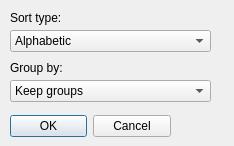
Before: the Qt Designer form layer_sorting_dialog_base.ui in vermeulendivan/layer-sorting, drawn with Qt 5.
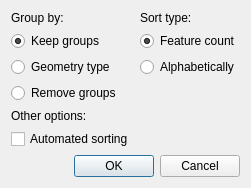
After: the same form once the commit is applied.

Commit message: Made updates to the ui. Radio buttons is now used

```diff
--- a/layer_sorting_dialog_base.ui
+++ b/layer_sorting_dialog_base.ui
@@ -6,95 +6,109 @@
    <rect>
     <x>0</x>
     <y>0</y>
-    <width>234</width>
-    <height>146</height>
+    <width>227</width>
+    <height>171</height>
    </rect>
   </property>
   <property name="windowTitle">
    <string>Layer sorting</string>
   </property>
-  <widget class="QDialogButtonBox" name="button_box">
-   <property name="geometry">
-    <rect>
-     <x>10</x>
-     <y>110</y>
-     <width>161</width>
-     <height>32</height>
-    </rect>
-   </property>
-   <property name="orientation">
-    <enum>Qt::Horizontal</enum>
-   </property>
-   <property name="standardButtons">
-    <set>QDialogButtonBox::Cancel|QDialogButtonBox::Ok</set>
-   </property>
-  </widget>
-  <widget class="QComboBox" name="cbSortType">
-   <property name="geometry">
-    <rect>
-     <x>10</x>
-     <y>30</y>
-     <width>201</width>
-     <height>22</height>
-    </rect>
-   </property>
-   <item>
-    <property name="text">
-     <string>Alphabetic</string>
-    </property>
+  <layout class="QGridLayout" name="gridLayout">
+   <item row="0" column="0">
+    <widget class="QLabel" name="lbGrouping">
+     <property name="text">
+      <string>Group by:</string>
+     </property>
+    </widget>
    </item>
-   <item>
-    <property name="text">
-     <string>Feature count</string>
-    </property>
+   <item row="0" column="1">
+    <widget class="QLabel" name="lbSortType">
+     <property name="text">
+      <string>Sort type:</string>
+     </property>
+    </widget>
    </item>
-  </widget>
-  <widget class="QLabel" name="lbSortType">
-   <property name="geometry">
-    <rect>
-     <x>10</x>
-     <y>10</y>
-     <width>81</width>
-     <height>16</height>
-    </rect>
-   </property>
-   <property name="text">
-    <string>Sort type:</string>
-   </property>
-  </widget>
-  <widget class="QLabel" name="lbGrouping">
-   <property name="geometry">
-    <rect>
-     <x>10</x>
-     <y>60</y>
-     <width>81</width>
-     <height>16</height>
-    </rect>
-   </property>
-   <property name="text">
-    <string>Group by:</string>
-   </property>
-  </widget>
-  <widget class="QComboBox" name="cbGrouping">
-   <property name="geometry">
-    <rect>
-     <x>10</x>
-     <y>80</y>
-     <width>201</width>
-     <height>22</height>
-    </rect>
-   </property>
-   <item>
-    <property name="text">
-     <string>Keep groups</string>
-    </property>
+   <item row="1" column="0">
+    <widget class="QRadioButton" name="radBut_keepGroups">
+     <property name="text">
+      <string>Keep groups</string>
+     </property>
+     <property name="checked">
+      <bool>true</bool>
+     </property>
+     <attribute name="buttonGroup">
+      <string notr="true">group_sortType</string>
+     </attribute>
+    </widget>
    </item>
-   <item>
-    <property name="text">
-     <string>Remove groups</string>
-    </property>
+   <item row="1" column="1">
+    <widget class="QRadioButton" name="radBut_featureCnt">
+     <property name="text">
+      <string>Feature count</string>
+     </property>
+     <property name="checked">
+      <bool>true</bool>
+     </property>
+     <attribute name="buttonGroup">
+      <string notr="true">group_groupBy</string>
+     </attribute>
+    </widget>
    </item>
-  </widget>
+   <item row="2" column="0">
+    <widget class="QRadioButton" name="radBut_geometryGroups">
+     <property name="text">
+      <string>Geometry type</string>
+     </property>
+     <attribute name="buttonGroup">
+      <string notr="true">group_sortType</string>
+     </attribute>
+    </widget>
+   </item>
+   <item row="2" column="1">
+    <widget class="QRadioButton" name="radBut_alpha">
+     <property name="text">
+      <string>Alphabetically</string>
+     </property>
+     <attribute name="buttonGroup">
+      <string notr="true">group_groupBy</string>
+     </attribute>
+    </widget>
+   </item>
+   <item row="3" column="0">
+    <widget class="QRadioButton" name="radBut_removeGroups">
+     <property name="text">
+      <string>Remove groups</string>
+     </property>
+     <attribute name="buttonGroup">
+      <string notr="true">group_sortType</string>
+     </attribute>
+    </widget>
+   </item>
+   <item row="4" column="0">
+    <widget class="QLabel" name="lbOther">
+     <property name="text">
+      <string>Other options:</string>
+     </property>
+    </widget>
+   </item>
+   <item row="5" column="0">
+    <widget class="QCheckBox" name="chcBox_autoSorting">
+     <property name="text">
+      <string>Automated sorting</string>
+     </property>
+    </widget>
+   </item>
+   <item row="6" column="0" colspan="2">
+    <widget class="QDialogButtonBox" name="button_box">
+     <property name="orientation">
+      <enum>Qt::Horizontal</enum>
+     </property>
+     <property name="standardButtons">
+      <set>QDialogButtonBox::Cancel|QDialogButtonBox::Ok</set>
+     </property>
+    </widget>
+   </item>
+  </layout>
  </widget>
  <resources/>
  <connections>
```
Left out of the diff: 4 changed lines with no effect on the pictures. The commit also changes 3 other files.
